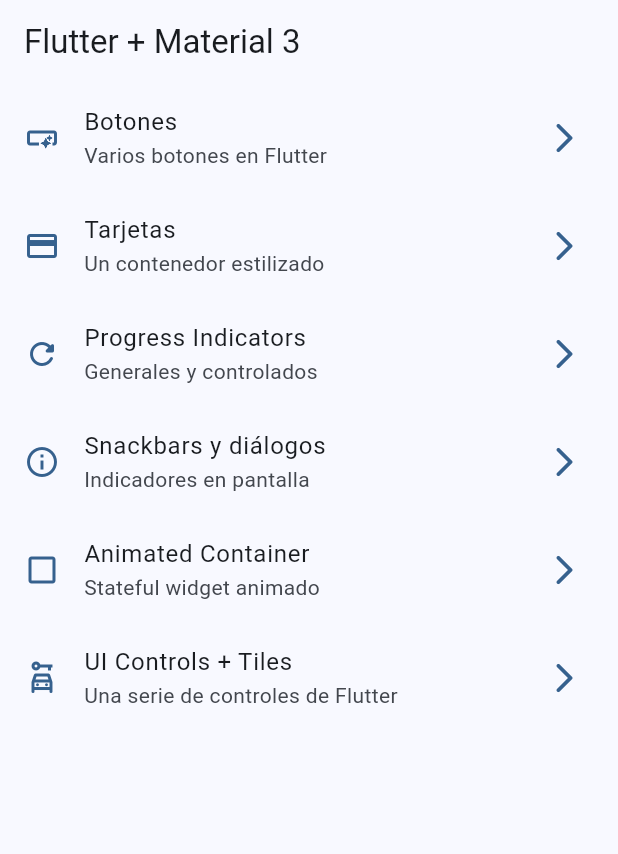
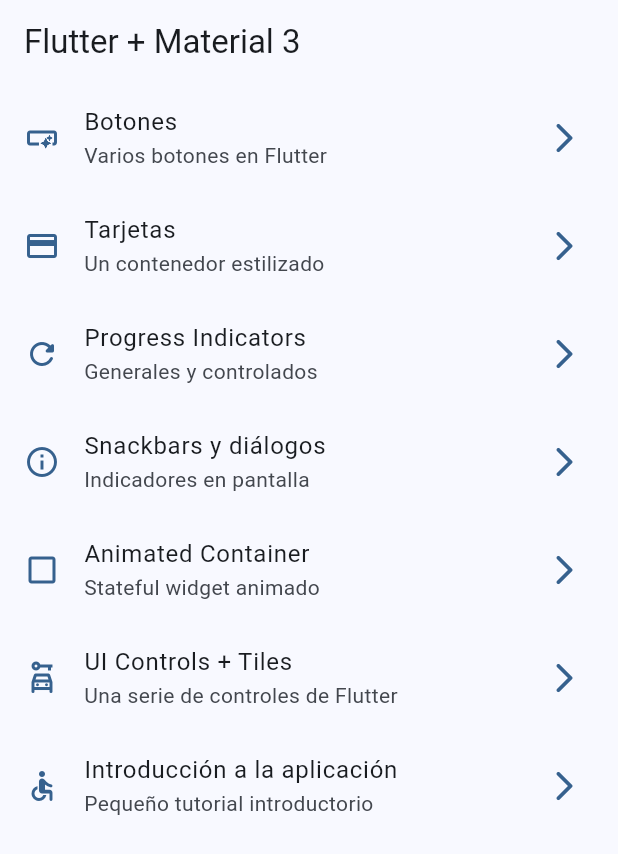
Before and after one commit to AtilaDev/widgets_app, a Flutter app: the screen it shows after launch, on a phone screen of 412 x 824 dp. Shown: the top 854 px of the screen. Run offline on Flutter 3.47's test engine with Material 2 defaults, Android fonts, the phone set to English and light mode, and no system bars; our stand-ins replace go_router.

```diff
--- a/lib/config/menu/menu_items.dart
+++ b/lib/config/menu/menu_items.dart
@@ -51,4 +51,10 @@ const appMenuItems = <MenuItem>[
     link: '/ui-controls',
     icon: Icons.car_rental_outlined,
   ),
+  MenuItem(
+    title: 'Introducción a la aplicación',
+    subTitle: 'Pequeño tutorial introductorio',
+    link: '/tutorial',
+    icon: Icons.accessible_rounded,
+  ),
 ];
--- a/lib/config/router/app_router.dart
+++ b/lib/config/router/app_router.dart
@@ -39,6 +39,11 @@ final appRouter = GoRouter(
       path: '/ui-controls',
       name: UiControlsScreen.name,
       builder: (context, state) => const UiControlsScreen(),
+    ),
+    GoRoute(
+      path: '/tutorial',
+      name: AppTutorialScreen.name,
+      builder: (context, state) => const AppTutorialScreen(),
     )
   ],
 );
--- a/lib/presentation/screens/app_tutorial/app_tutorial_screen.dart
+++ b/lib/presentation/screens/app_tutorial/app_tutorial_screen.dart
@@ -7,6 +7,6 @@ class AppTutorialScreen extends StatelessWidget {
 
   @override
   Widget build(BuildContext context) {
-    return const Placeholder();
+    return ListView();
   }
 }
--- a/pubspec.yaml
+++ b/pubspec.yaml
@@ -18,3 +18,6 @@ dev_dependencies:
 
 flutter:
   uses-material-design: true
+
+assets:
+  - assets/images/
```
Also changed, not shown: assets/Images/1.png (added), assets/Images/2.png (added), assets/Images/3.png (added), assets/Images/jar-loading.gif (added).
